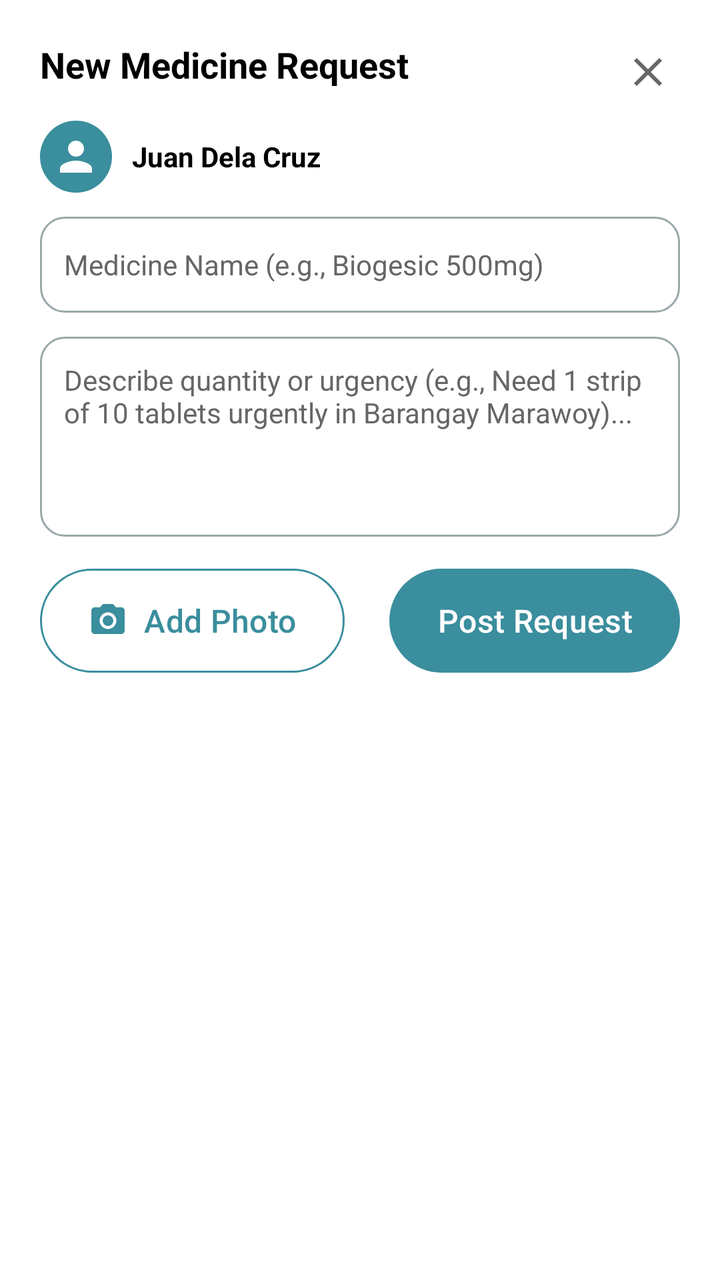
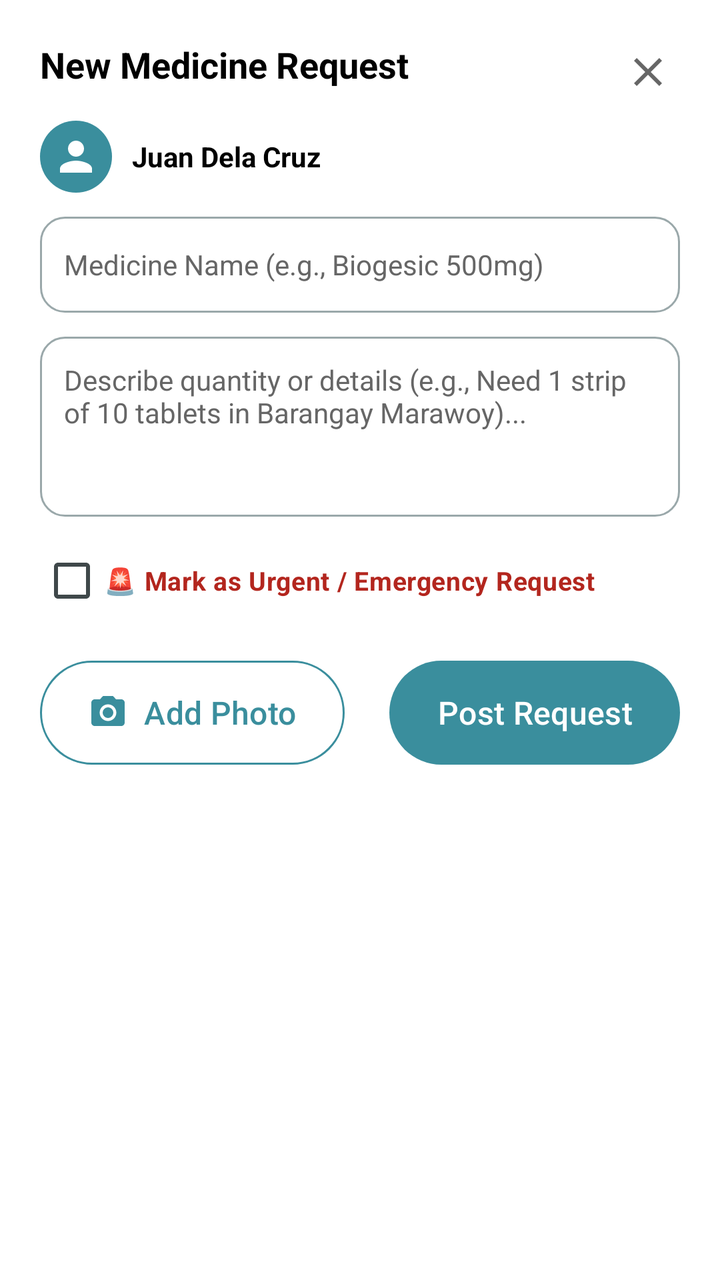

An Android layout rendered at two revisions. The XML below is the earlier revision; the diff shows what the commit changed to produce the second picture.
<!-- AndroidManifest.xml: application theme Theme.PharmaFind -->
<!-- res/layout/dialog_create_inquiry.xml -->
<?xml version="1.0" encoding="utf-8"?>
<androidx.constraintlayout.widget.ConstraintLayout xmlns:android="http://schemas.android.com/apk/res/android"
    xmlns:app="http://schemas.android.com/apk/res-auto"
    android:layout_width="match_parent"
    android:layout_height="wrap_content"
    android:background="@color/white"
    android:padding="20dp">

    
    <TextView
        android:id="@+id/tvComposerTitle"
        android:layout_width="wrap_content"
        android:layout_height="wrap_content"
        android:text="New Medicine Request"
        android:textColor="@color/black"
        android:textSize="18sp"
        android:textStyle="bold"
        app:layout_constraintStart_toStartOf="parent"
        app:layout_constraintTop_toTopOf="parent" />

    <ImageButton
        android:id="@+id/btnCloseDialog"
        android:layout_width="32dp"
        android:layout_height="32dp"
        android:background="?attr/selectableItemBackgroundBorderless"
        android:contentDescription="Close"
        android:src="@drawable/ic_close"
        app:tint="@color/text_gray"
        app:layout_constraintEnd_toEndOf="parent"
        app:layout_constraintTop_toTopOf="parent" />

    
    <LinearLayout
        android:id="@+id/userInfoRow"
        android:layout_width="match_parent"
        android:layout_height="wrap_content"
        android:layout_marginTop="16dp"
        android:gravity="center_vertical"
        android:orientation="horizontal"
        app:layout_constraintTop_toBottomOf="@id/tvComposerTitle">

        <ImageView
            android:layout_width="36dp"
            android:layout_height="36dp"
            android:background="@drawable/circle_background"
            android:backgroundTint="@color/primary_teal"
            android:padding="6dp"
            android:src="@drawable/ic_person"
            app:tint="@color/white" />

        <TextView
            android:id="@+id/tvAuthorName"
            android:layout_width="wrap_content"
            android:layout_height="wrap_content"
            android:layout_marginStart="10dp"
            android:text="Juan Dela Cruz"
            android:textColor="@color/black"
            android:textSize="14sp"
            android:textStyle="bold" />

    </LinearLayout>

    
    <EditText
        android:id="@+id/etMedicineName"
        android:layout_width="match_parent"
        android:layout_height="48dp"
        android:layout_marginTop="12dp"
        android:background="@drawable/edittext_background"
        android:hint="Medicine Name (e.g., Biogesic 500mg)"
        android:inputType="text"
        android:paddingHorizontal="12dp"
        android:textColor="@color/black"
        android:textColorHint="@color/text_gray"
        android:textSize="14sp"
        app:layout_constraintTop_toBottomOf="@id/userInfoRow" />

    
    <EditText
        android:id="@+id/etDescription"
        android:layout_width="match_parent"
        android:layout_height="100dp"
        android:layout_marginTop="12dp"
        android:background="@drawable/edittext_background"
        android:gravity="top|start"
        android:hint="Describe quantity or urgency (e.g., Need 1 strip of 10 tablets urgently in Barangay Marawoy)..."
        android:inputType="textMultiLine"
        android:padding="12dp"
        android:textColor="@color/black"
        android:textColorHint="@color/text_gray"
        android:textSize="14sp"
        app:layout_constraintTop_toBottomOf="@id/etMedicineName" />

    
    <FrameLayout
        android:id="@+id/photoPreviewContainer"
        android:layout_width="match_parent"
        android:layout_height="180dp"
        android:layout_marginTop="12dp"
        android:visibility="gone"
        app:layout_constraintTop_toBottomOf="@id/etDescription">

        <ImageView
            android:id="@+id/ivAttachedPhoto"
            android:layout_width="match_parent"
            android:layout_height="match_parent"
            android:scaleType="centerCrop" />

        <ImageButton
            android:id="@+id/btnRemovePhoto"
            android:layout_width="32dp"
            android:layout_height="32dp"
            android:layout_gravity="top|end"
            android:layout_margin="8dp"
            android:background="@drawable/circle_background"
            android:backgroundTint="#80000000"
            android:src="@drawable/ic_close"
            app:tint="@color/white" />

    </FrameLayout>

    
    <LinearLayout
        android:layout_width="match_parent"
        android:layout_height="wrap_content"
        android:layout_marginTop="16dp"
        android:gravity="center_vertical"
        android:orientation="horizontal"
        app:layout_constraintTop_toBottomOf="@id/photoPreviewContainer">

        <com.google.android.material.button.MaterialButton
            style="@style/Widget.PharmaFind.Button.Outlined"
            android:id="@+id/btnAddPhoto"
            android:layout_width="wrap_content"
            app:icon="@drawable/ic_photo_camera"
            android:text="Add Photo" />

        <View
            android:layout_width="0dp"
            android:layout_height="1dp"
            android:layout_weight="1" />

        <com.google.android.material.button.MaterialButton
            style="@style/Widget.PharmaFind.Button"
            android:id="@+id/btnPostInquiry"
            android:layout_width="wrap_content"
            android:text="Post Request" />

    </LinearLayout>

</androidx.constraintlayout.widget.ConstraintLayout>
<!-- resources referenced by this layout -->
<resources>
  <color name="black">#FF000000</color>
  <color name="primary_teal">#3A8E9D</color>
  <color name="text_gray">#666666</color>
  <color name="white">#FFFFFFFF</color>
  <!-- drawable circle_background (drawable) -->
  <?xml version="1.0" encoding="utf-8"?>
  <shape xmlns:android="http://schemas.android.com/apk/res/android"
      android:shape="oval">
      <solid android:color="#A0D8D8" />
  </shape>
  <!-- drawable ic_close (drawable) -->
  <?xml version="1.0" encoding="utf-8"?>
  <vector xmlns:android="http://schemas.android.com/apk/res/android"
      android:width="24dp"
      android:height="24dp"
      android:viewportWidth="24"
      android:viewportHeight="24">
      <path
          android:fillColor="#FF000000"
          android:pathData="M19,6.41L17.59,5 12,10.59 6.41,5 5,6.41 10.59,12 5,17.59 6.41,19 12,13.41 17.59,19 19,17.59 13.41,12z" />
  </vector>
  <!-- drawable ic_person (drawable) -->
  <?xml version="1.0" encoding="utf-8"?>
  <vector xmlns:android="http://schemas.android.com/apk/res/android"
      android:width="24dp"
      android:height="24dp"
      android:viewportWidth="24"
      android:viewportHeight="24">
      <path
          android:fillColor="#FF000000"
          android:pathData="M12,12c2.21,0 4,-1.79 4,-4s-1.79,-4 -4,-4 -4,1.79 -4,4 1.79,4 4,4zM12,14c-2.67,0 -8,1.34 -8,4v2h16v-2c0,-2.66 -5.33,-4 -8,-4z" />
  </vector>
  <!-- drawable ic_photo_camera (drawable) -->
  <?xml version="1.0" encoding="utf-8"?>
  <vector xmlns:android="http://schemas.android.com/apk/res/android"
      android:width="24dp"
      android:height="24dp"
      android:viewportWidth="24"
      android:viewportHeight="24">
      <path
          android:fillColor="#FF000000"
          android:pathData="M12,12m-3.2,0a3.2,3.2 0,1 1,6.4 0a3.2,3.2 0,1 1,-6.4 0M9,2L7.17,4H4c-1.1,0 -2,0.9 -2,2v12c0,1.1 0.9,2 2,2h16c1.1,0 2,-0.9 2,-2V6c0,-1.1 -0.9,-2 -2,-2h-3.17L15,2H9zM12,17c-2.76,0 -5,-2.24 -5,-5s2.24,-5 5,-5 5,2.24 5,5 -2.24,5 -5,5z" />
  </vector>
  <style name="Widget.PharmaFind.Button" parent="Widget.Material3.Button">
          <item name="iconGravity">textStart</item>
          <item name="iconSize">20dp</item>
          <item name="iconPadding">8dp</item>
          <item name="android:layout_height">52dp</item>
          <item name="android:insetTop">0dp</item>
          <item name="android:insetBottom">0dp</item>
          <item name="cornerRadius">26dp</item>
          <item name="backgroundTint">@color/primary_teal</item>
          <item name="android:textColor">@color/white</item>
          <item name="android:textSize">16sp</item>
          <item name="android:textAllCaps">false</item>
      </style>
  <color name="error_red">#B3261E</color>
  <color name="field_border">#9AA8AA</color>
  <style name="Base.Theme.PharmaFind" parent="Theme.Material3.Light.NoActionBar">
          <item name="android:forceDarkAllowed" tools:targetApi="q">false</item>
          
          
      </style>
  <color name="teal_container">#D6EEF1</color>
  <color name="primary_dark">#1F6371</color>
  <color name="on_surface">#1B1F21</color>
  <color name="surface_variant">#E3EBEC</color>
  <color name="on_surface_variant">#3F484A</color>
  <color name="outline">#6F797A</color>
  <color name="surface_container_low">#F4F8F8</color>
  <color name="surface_container">#EEF3F4</color>
  <color name="surface_container_high">#E8EEEF</color>
  <color name="surface_container_highest">#E2E9EA</color>
  <style name="Animation.PharmaFind.Activity" parent="@android:style/Animation.Activity">
          <item name="android:activityOpenEnterAnimation">@anim/activity_open_enter</item>
          <item name="android:activityOpenExitAnimation">@anim/activity_open_exit</item>
          <item name="android:activityCloseEnterAnimation">@anim/activity_close_enter</item>
          <item name="android:activityCloseExitAnimation">@anim/activity_close_exit</item>
      </style>
  <!-- unchanged entries left out for length: 3 -->
</resources>

<!-- the commit's change to res/layout/dialog_create_inquiry.xml (unified diff, before → after) -->
@@ -79,11 +79,11 @@
     <EditText
         android:id="@+id/etDescription"
         android:layout_width="match_parent"
-        android:layout_height="100dp"
+        android:layout_height="90dp"
         android:layout_marginTop="12dp"
         android:background="@drawable/edittext_background"
         android:gravity="top|start"
-        android:hint="Describe quantity or urgency (e.g., Need 1 strip of 10 tablets urgently in Barangay Marawoy)..."
+        android:hint="Describe quantity or details (e.g., Need 1 strip of 10 tablets in Barangay Marawoy)..."
         android:inputType="textMultiLine"
         android:padding="12dp"
         android:textColor="@color/black"
@@ -92,13 +92,26 @@
         app:layout_constraintTop_toBottomOf="@id/etMedicineName" />
 
     
+    <CheckBox
+        android:id="@+id/cbIsUrgent"
+        android:layout_width="wrap_content"
+        android:layout_height="wrap_content"
+        android:layout_marginTop="8dp"
+        android:text="🚨 Mark as Urgent / Emergency Request"
+        android:textColor="@color/error_red"
+        android:textSize="13sp"
+        android:textStyle="bold"
+        app:layout_constraintStart_toStartOf="parent"
+        app:layout_constraintTop_toBottomOf="@id/etDescription" />
+
+    
     <FrameLayout
         android:id="@+id/photoPreviewContainer"
         android:layout_width="match_parent"
-        android:layout_height="180dp"
-        android:layout_marginTop="12dp"
+        android:layout_height="160dp"
+        android:layout_marginTop="8dp"
         android:visibility="gone"
-        app:layout_constraintTop_toBottomOf="@id/etDescription">
+        app:layout_constraintTop_toBottomOf="@id/cbIsUrgent">
 
         <ImageView
             android:id="@+id/ivAttachedPhoto"
